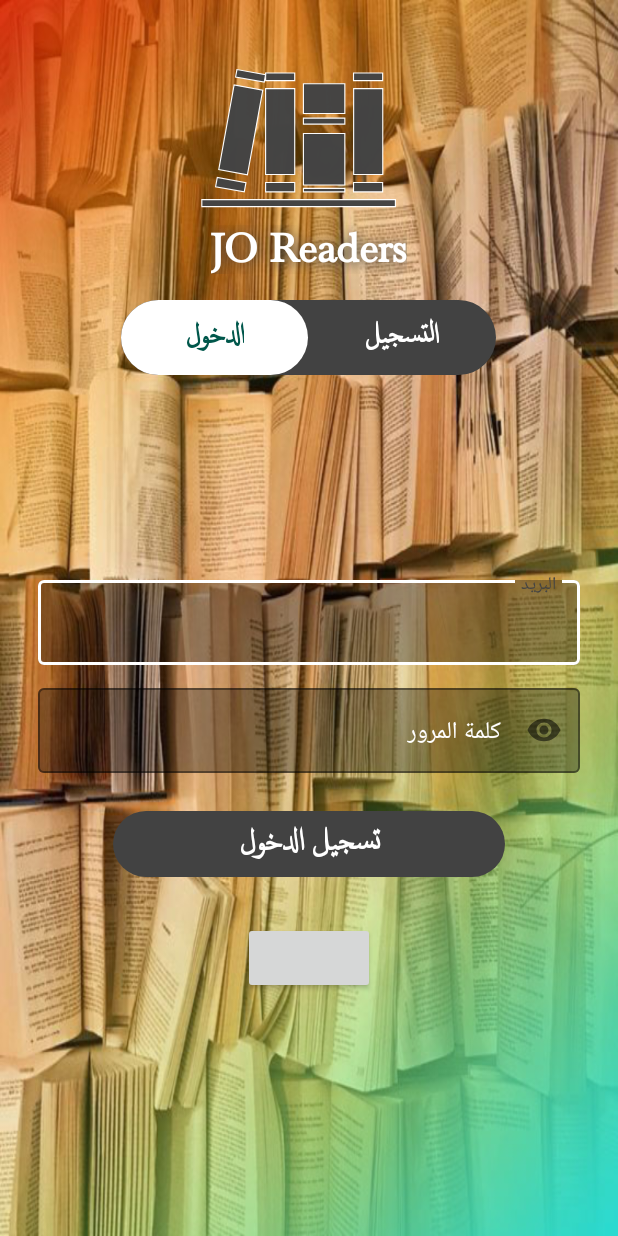
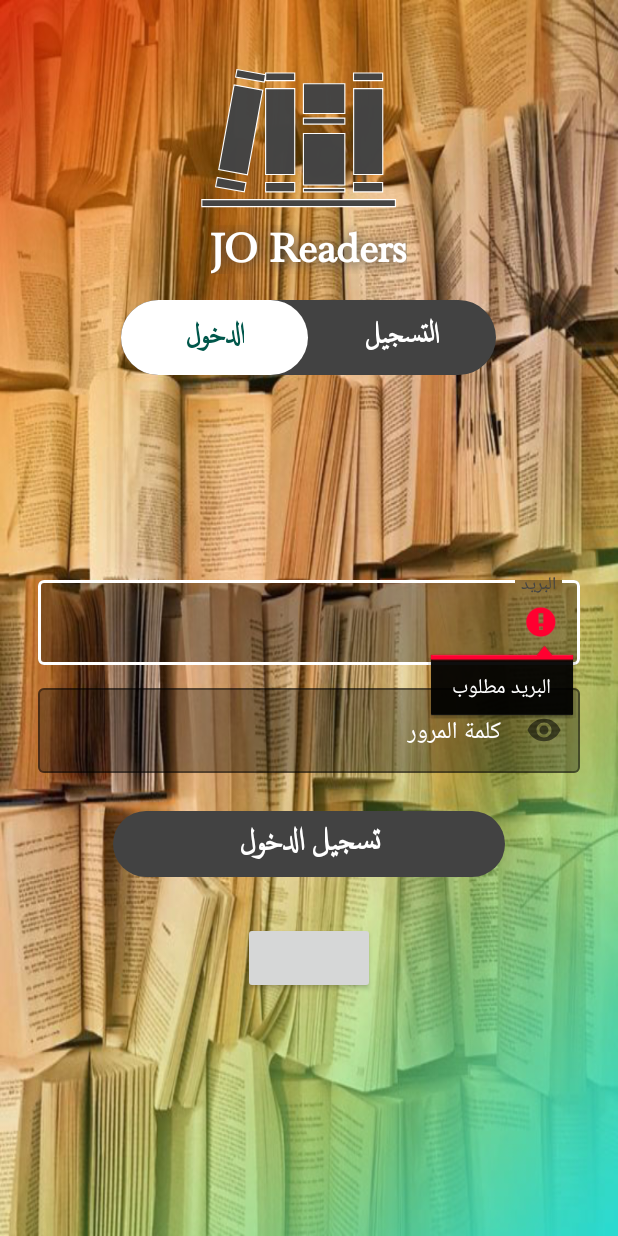
Before and after one commit to anasalhayek/JOReaders, an Android app: the screen it shows after launch (MainActivity), after a tap on "تسجيل الدخول", on a phone screen of 412 x 824 dp. Run offline under Robolectric (Android 15) with nearby library versions, the phone set to English and light mode, and no system bars; our stand-ins replace Volley; plain views replace LoginButton; pictures from the network do not load; 2 statements that could not run were skipped.

Commit message:
delete shelve commit 2

```diff
--- a/app/src/main/java/com/example/prototype2_0/enter/LoginPage.kt
+++ b/app/src/main/java/com/example/prototype2_0/enter/LoginPage.kt
@@ -40,12 +40,26 @@ class LoginPage : Fragment() {
             login_pb.visibility = View.VISIBLE
             user_password_login_page.hideKeyboard()
             user_email_login_page.hideKeyboard()
-            loginRequest()
+            checkinfo()
         }
         fb_login_button.setOnClickListener {
             login_pb.visibility = View.VISIBLE
         }
     }
+
+    private fun checkinfo(){
+        if (user_email_login_page.text.toString().trim().isNotEmpty()){
+            if (user_password_login_page.text.toString().trim().isNotEmpty())
+            {                loginRequest()            }
+            else{user_password_login_page.error="كلمة المرور مطلوبة"
+                    login_pb.visibility = View.GONE
+                    user_password_login_page.hideKeyboard() }
+        }
+        else {user_email_login_page.error="البريد مطلوب"
+                login_pb.visibility = View.GONE
+                user_email_login_page.hideKeyboard() }
+    }
+
     private fun loginRequest() {
 
         val url = "https://library123456.000webhostapp.com/LoginPage.php"
@@ -138,6 +152,7 @@ class LoginPage : Fragment() {
             )
         queue.add(postRequest)
     }
+
     fun View.hideKeyboard() {
         val imm = context.getSystemService(Context.INPUT_METHOD_SERVICE) as InputMethodManager
         imm.hideSoftInputFromWindow(windowToken, 0)
--- a/app/src/main/java/com/example/prototype2_0/mainActivity/AddPostPage.kt
+++ b/app/src/main/java/com/example/prototype2_0/mainActivity/AddPostPage.kt
@@ -127,7 +127,7 @@ class AddPostPage : Fragment() {
                 queue.add(postRequest)
             }
 
-            fun View.hideKeyboard() {
+    fun View.hideKeyboard() {
                 val imm =
                     context.getSystemService(Context.INPUT_METHOD_SERVICE) as InputMethodManager
                 imm.hideSoftInputFromWindow(windowToken, 0)
--- a/app/src/main/res/drawable/side_nav_bar.xml
+++ b/app/src/main/res/drawable/side_nav_bar.xml
@@ -5,5 +5,6 @@
         android:centerColor="#817F7F"
         android:endColor="#444444"
         android:startColor="#444444"
-        android:type="linear" />
+        android:type="linear"
+        />
 </shape>
--- a/app/src/main/res/layout/book_look.xml
+++ b/app/src/main/res/layout/book_look.xml
@@ -29,13 +29,12 @@
             android:id="@+id/book_date_book_look"
             android:layout_width="120dp"
             android:layout_height="wrap_content"
-            android:background="@drawable/text_view_back_ground"
+            android:background="@drawable/text_view_back_ground2"
             android:gravity="center"
             android:textColor="@android:color/white"
             android:textSize="15sp"
             android:visibility="gone"
-            android:paddingEnd="4dp"
-            android:paddingStart="4dp"
+            android:padding="4dp"
             android:shadowRadius="10"
             android:shadowDx="1"
             android:shadowDy="1"
@@ -53,6 +52,7 @@
         android:shadowDx="1"
         android:shadowDy="1"
         android:shadowColor="#444444"
+        android:padding="8dp"
         />
     </LinearLayout>
     <TextView
```
Also changed, not shown: app/src/main/java/com/example/prototype2_0/enter/RegisterPage.kt (+9 -0 lines), app/src/main/java/com/example/prototype2_0/mainActivity/AddBook.kt (+42 -7 lines).
